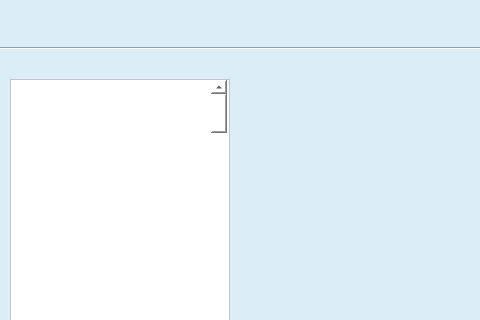
Before: the Qt Designer form client/ui/mainwindow.ui in pechpo/What-s-up, drawn with Qt 5; both pictures show x 0 to 480 and y 0 to 320 of the 876 by 640 pixel window.
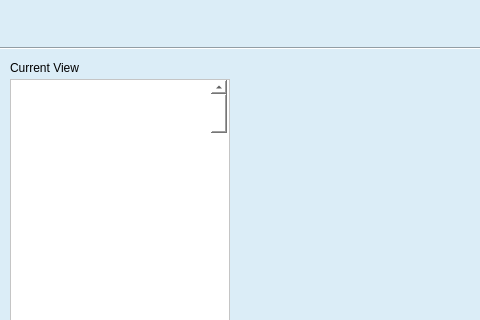
After: the same form once the commit is applied. Icons and pictures are not drawn.

Patch:
```diff
--- a/client/ui/mainwindow.ui
+++ b/client/ui/mainwindow.ui
@@ -189,6 +189,19 @@
      </widget>
     </widget>
    </widget>
+   <widget class="QLabel" name="viewLabel">
+    <property name="geometry">
+     <rect>
+      <x>10</x>
+      <y>60</y>
+      <width>91</width>
+      <height>16</height>
+     </rect>
+    </property>
+    <property name="text">
+     <string>Current View</string>
+    </property>
+   </widget>
   </widget>
  </widget>
  <resources/>
```
